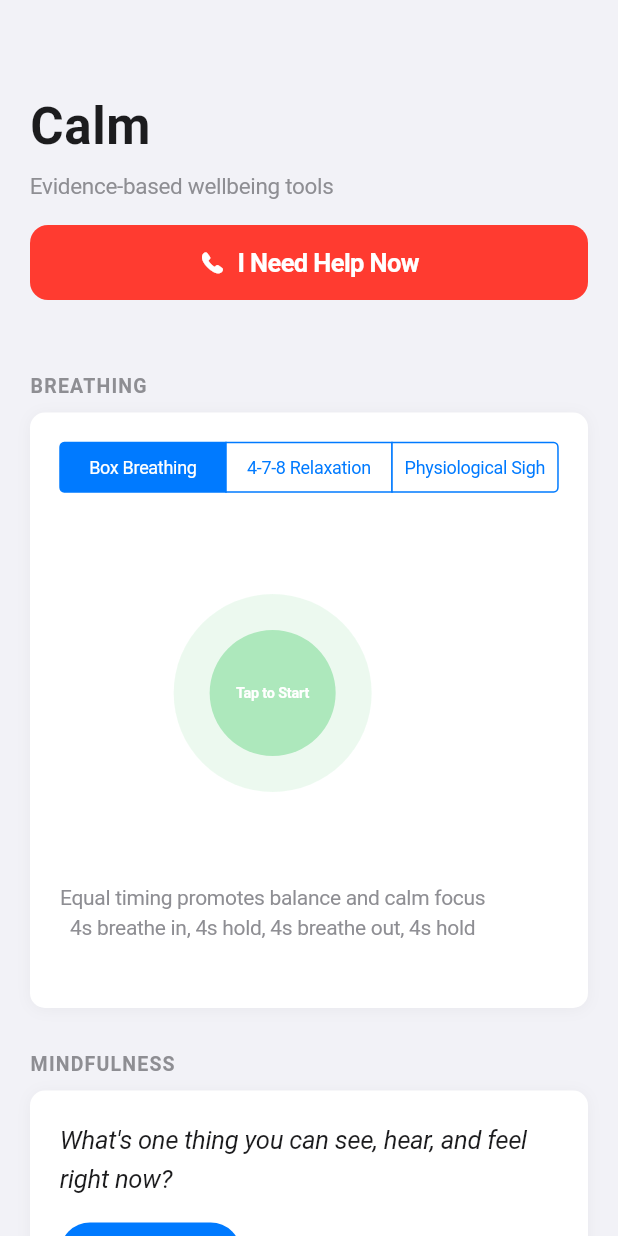
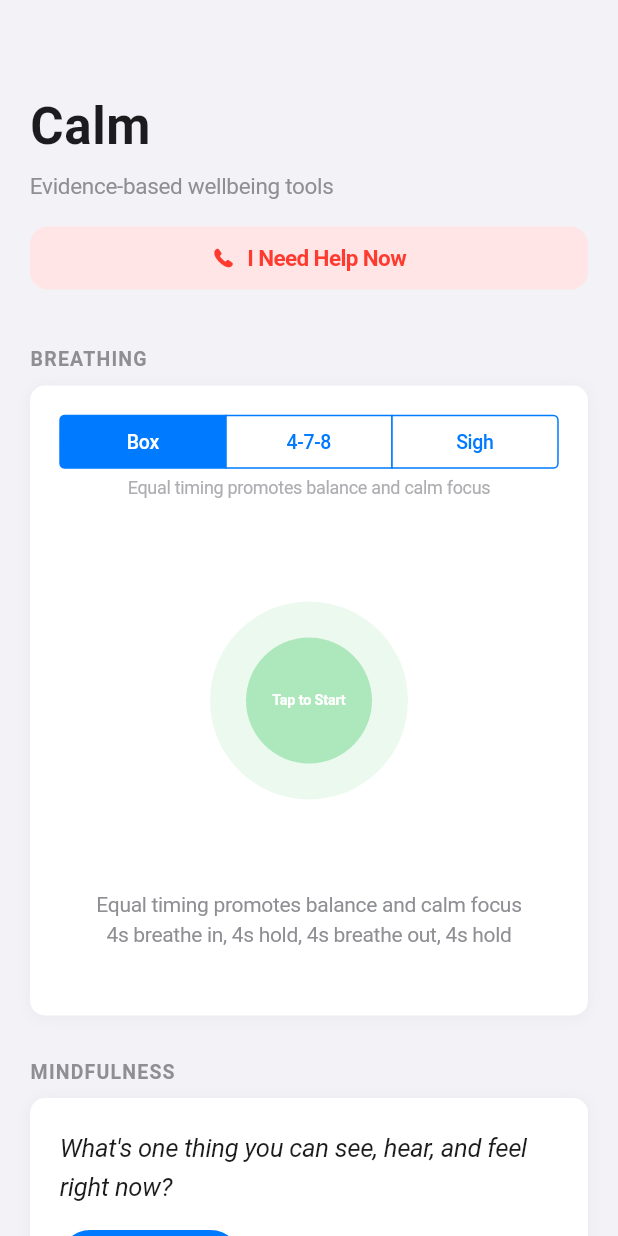
Before and after one commit to lumenworksco/CalmCampus, a Flutter app: the InterventionsScreen widget shown alone on an empty page, opened directly, on a phone screen of 412 x 824 dp. Run offline on Flutter 3.47's test engine with Material 3 defaults, Android fonts, the phone set to English and light mode, and no system bars; our stand-ins replace fl_chart, hive_flutter, pedometer, shared_preferences; accounts and stored records are empty.

Commit message:
Fixing the calm page ui

```diff
--- a/lib/models/breathing_pattern.dart
+++ b/lib/models/breathing_pattern.dart
@@ -26,7 +26,7 @@
   int get totalDuration => phases.fold(0, (sum, p) => sum + p.durationSeconds);
 
   static const boxBreathing = BreathingPattern(
-    name: 'Box Breathing',
+    name: 'Box',
     description: 'Equal timing promotes balance and calm focus',
     phases: [
       BreathingPhase(label: 'Breathe In', durationSeconds: 4, isExpand: true),
@@ -37,7 +37,7 @@
   );
 
   static const relaxation478 = BreathingPattern(
-    name: '4-7-8 Relaxation',
+    name: '4-7-8',
     description: 'Clinically validated for anxiety reduction',
     phases: [
       BreathingPhase(label: 'Breathe In', durationSeconds: 4, isExpand: true),
@@ -47,7 +47,7 @@
   );
 
   static const physiologicalSigh = BreathingPattern(
-    name: 'Physiological Sigh',
+    name: 'Sigh',
     description: 'Fastest way to calm your nervous system in real-time',
     phases: [
       BreathingPhase(label: 'Inhale', durationSeconds: 2, isExpand: true),
--- a/lib/screens/interventions_screen.dart
+++ b/lib/screens/interventions_screen.dart
@@ -151,27 +151,29 @@
           // -- Emergency button --
           if (hasEmergency)
             Padding(
-              padding: const EdgeInsets.fromLTRB(20, 0, 20, 20),
-              child: SizedBox(
-                width: double.infinity,
-                height: 50,
-                child: CupertinoButton(
-                  color: AppColors.danger,
-                  borderRadius: BorderRadius.circular(12),
-                  padding: EdgeInsets.zero,
-                  onPressed: _showEmergencySheet,
+              padding: const EdgeInsets.fromLTRB(20, 0, 20, 8),
+              child: CupertinoButton(
+                padding: EdgeInsets.zero,
+                onPressed: _showEmergencySheet,
+                child: Container(
+                  width: double.infinity,
+                  padding: const EdgeInsets.symmetric(vertical: 12),
+                  decoration: BoxDecoration(
+                    color: AppColors.dangerLight,
+                    borderRadius: BorderRadius.circular(12),
+                  ),
                   child: const Row(
                     mainAxisAlignment: MainAxisAlignment.center,
                     children: [
                       Icon(CupertinoIcons.phone_fill,
-                          size: 18, color: CupertinoColors.white),
+                          size: 16, color: AppColors.danger),
                       SizedBox(width: 8),
                       Text(
                         'I Need Help Now',
                         style: TextStyle(
-                          fontSize: 17,
+                          fontSize: 15,
                           fontWeight: FontWeight.w600,
-                          color: CupertinoColors.white,
+                          color: AppColors.danger,
                         ),
                       ),
                     ],
@@ -184,7 +186,7 @@
           _sectionHeader('BREATHING'),
           _card(
             child: Column(
-              crossAxisAlignment: CrossAxisAlignment.start,
+              crossAxisAlignment: CrossAxisAlignment.center,
               children: [
                 // Segmented control for pattern
                 SizedBox(
@@ -198,18 +200,22 @@
                       for (int i = 0; i < _patterns.length; i++)
                         i: Padding(
                           padding: const EdgeInsets.symmetric(
-                              horizontal: 6, vertical: 8),
+                              horizontal: 12, vertical: 8),
                           child: Text(
                             _patterns[i].name,
-                            style: const TextStyle(fontSize: 12),
-                            maxLines: 1,
-                            overflow: TextOverflow.ellipsis,
+                            style: const TextStyle(fontSize: 13, fontWeight: FontWeight.w500),
                           ),
                         ),
                     },
                   ),
                 ),
-                BreathingExercise(pattern: _patterns[_selectedPatternIndex]),
+                const SizedBox(height: 4),
+                Text(
+                  _patterns[_selectedPatternIndex].description,
+                  style: const TextStyle(fontSize: 12, color: AppColors.textTertiary),
+                  textAlign: TextAlign.center,
+                ),
+                Center(child: BreathingExercise(pattern: _patterns[_selectedPatternIndex])),
               ],
             ),
           ),
--- a/lib/widgets/breathing_exercise.dart
+++ b/lib/widgets/breathing_exercise.dart
@@ -176,6 +176,7 @@
     return Padding(
       padding: const EdgeInsets.symmetric(vertical: 24),
       child: Column(
+        crossAxisAlignment: CrossAxisAlignment.center,
         children: [
           GestureDetector(
             onTap: () {
```
